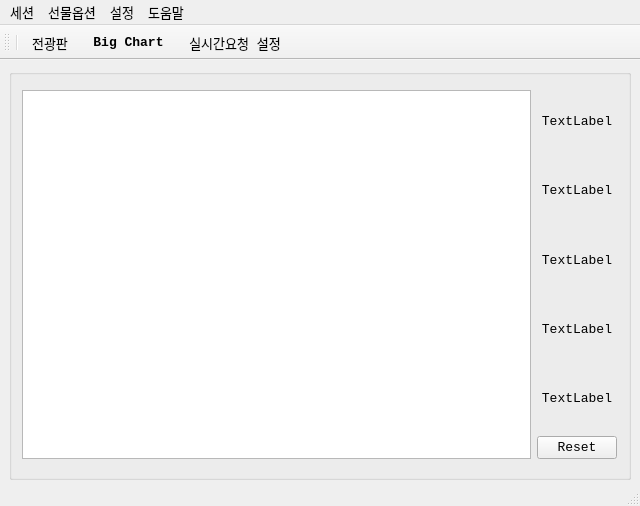
skygoldfish/SkyBot, file UI/skybot.ui: the form before one commit.
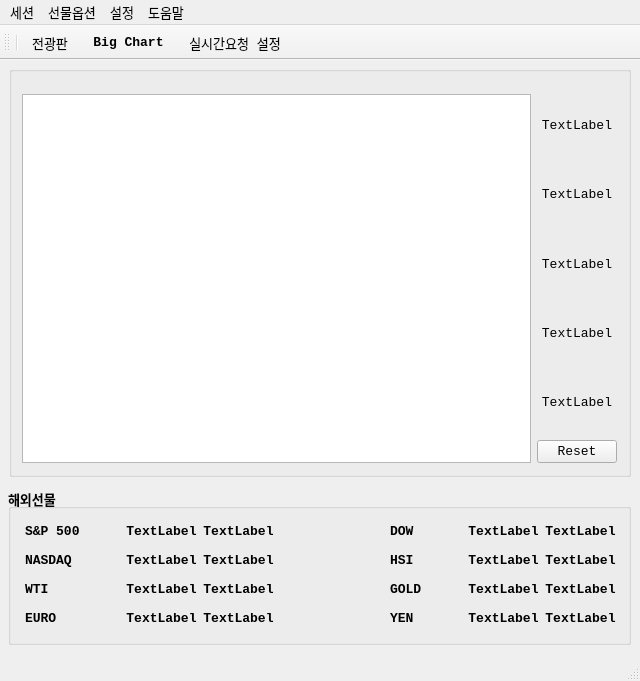
The form after the commit. Icons and pictures are not drawn.

The edit to the form file:
```diff
--- a/UI/skybot.ui
+++ b/UI/skybot.ui
@@ -7,7 +7,7 @@
     <x>0</x>
     <y>0</y>
     <width>640</width>
-    <height>506</height>
+    <height>681</height>
    </rect>
   </property>
   <property name="font">
@@ -28,7 +28,7 @@
     <property name="geometry">
      <rect>
       <x>9</x>
-      <y>9</y>
+      <y>6</y>
       <width>622</width>
       <height>411</height>
      </rect>
@@ -36,11 +36,11 @@
     <property name="title">
      <string/>
     </property>
-    <widget class="QWidget" name="">
+    <widget class="QWidget" name="layoutWidget">
      <property name="geometry">
       <rect>
        <x>13</x>
-       <y>21</y>
+       <y>28</y>
        <width>595</width>
        <height>369</height>
       </rect>
@@ -113,6 +113,410 @@
      </layout>
     </widget>
    </widget>
+   <widget class="QGroupBox" name="groupBox_2">
+    <property name="geometry">
+     <rect>
+      <x>8</x>
+      <y>428</y>
+      <width>623</width>
+      <height>157</height>
+     </rect>
+    </property>
+    <property name="font">
+     <font>
+      <weight>75</weight>
+      <bold>true</bold>
+     </font>
+    </property>
+    <property name="title">
+     <string>해외선물</string>
+    </property>
+    <widget class="QWidget" name="">
+     <property name="geometry">
+      <rect>
+       <x>17</x>
+       <y>32</y>
+       <width>591</width>
+       <height>110</height>
+      </rect>
+     </property>
+     <layout class="QHBoxLayout" name="horizontalLayout_10">
+      <item>
+       <layout class="QVBoxLayout" name="verticalLayout_2">
+        <item>
+         <layout class="QHBoxLayout" name="horizontalLayout_5">
+          <item>
+           <widget class="QLabel" name="label_sp500">
+            <property name="text">
+             <string>S&amp;P 500</string>
+            </property>
+           </widget>
+          </item>
+          <item>
+           <spacer name="horizontalSpacer_2">
+            <property name="orientation">
+             <enum>Qt::Horizontal</enum>
+            </property>
+            <property name="sizeHint" stdset="0">
+             <size>
+              <width>40</width>
+              <height>20</height>
+             </size>
+            </property>
+           </spacer>
+          </item>
+          <item>
+           <widget class="QLabel" name="label_sp500_low">
+            <property name="text">
+             <string>TextLabel</string>
+            </property>
+            <property name="alignment">
+             <set>Qt::AlignCenter</set>
+            </property>
+           </widget>
+          </item>
+          <item>
+           <widget class="QLabel" name="label_sp500_high">
+            <property name="text">
+             <string>TextLabel</string>
+            </property>
+            <property name="alignment">
+             <set>Qt::AlignCenter</set>
+            </property>
+           </widget>
+          </item>
+         </layout>
+        </item>
+        <item>
+         <layout class="QHBoxLayout" name="horizontalLayout_4">
+          <item>
+           <widget class="QLabel" name="label_nasdaq">
+            <property name="text">
+             <string>NASDAQ</string>
+            </property>
+           </widget>
+          </item>
+          <item>
+           <spacer name="horizontalSpacer_3">
+            <property name="orientation">
+             <enum>Qt::Horizontal</enum>
+            </property>
+            <property name="sizeHint" stdset="0">
+             <size>
+              <width>40</width>
+              <height>20</height>
+             </size>
+            </property>
+           </spacer>
+          </item>
+          <item>
+           <widget class="QLabel" name="label_nasdaq_low">
+            <property name="text">
+             <string>TextLabel</string>
+            </property>
+            <property name="alignment">
+             <set>Qt::AlignCenter</set>
+            </property>
+           </widget>
+          </item>
+          <item>
+           <widget class="QLabel" name="label_nasdaq_high">
+            <property name="text">
+             <string>TextLabel</string>
+            </property>
+            <property name="alignment">
+             <set>Qt::AlignCenter</set>
+            </property>
+           </widget>
+          </item>
+         </layout>
+        </item>
+        <item>
+         <layout class="QHBoxLayout" name="horizontalLayout_3">
+          <item>
+           <widget class="QLabel" name="label_wti">
+            <property name="text">
+             <string>WTI</string>
+            </property>
+           </widget>
+          </item>
+          <item>
+           <spacer name="horizontalSpacer_4">
+            <property name="orientation">
+             <enum>Qt::Horizontal</enum>
+            </property>
+            <property name="sizeHint" stdset="0">
+             <size>
+              <width>40</width>
+              <height>20</height>
+             </size>
+            </property>
+           </spacer>
+          </item>
+          <item>
+           <widget class="QLabel" name="label_wti_low">
+            <property name="text">
+             <string>TextLabel</string>
+            </property>
+            <property name="alignment">
+             <set>Qt::AlignCenter</set>
+            </property>
+           </widget>
+          </item>
+          <item>
+           <widget class="QLabel" name="label_wti_high">
+            <property name="text">
+             <string>TextLabel</string>
+            </property>
+            <property name="alignment">
+             <set>Qt::AlignCenter</set>
+            </property>
+           </widget>
+          </item>
+         </layout>
+        </item>
+        <item>
+         <layout class="QHBoxLayout" name="horizontalLayout_2">
+          <item>
+           <widget class="QLabel" name="label_euro">
+            <property name="text">
+             <string>EURO</string>
+            </property>
+           </widget>
+          </item>
+          <item>
+           <spacer name="horizontalSpacer_5">
+            <property name="orientation">
+             <enum>Qt::Horizontal</enum>
+            </property>
+            <property name="sizeHint" stdset="0">
+             <size>
+              <width>40</width>
+              <height>20</height>
+             </size>
+            </property>
+           </spacer>
+          </item>
+          <item>
+           <widget class="QLabel" name="label_euro_low">
+            <property name="text">
+             <string>TextLabel</string>
+            </property>
+            <property name="alignment">
+             <set>Qt::AlignCenter</set>
+            </property>
+           </widget>
+          </item>
+          <item>
+           <widget class="QLabel" name="label_euro_high">
+            <property name="text">
+             <string>TextLabel</string>
+            </property>
+            <property name="alignment">
+             <set>Qt::AlignCenter</set>
+            </property>
+           </widget>
+          </item>
+         </layout>
+        </item>
+       </layout>
+      </item>
+      <item>
+       <spacer name="horizontalSpacer">
+        <property name="orientation">
+         <enum>Qt::Horizontal</enum>
+        </property>
+        <property name="sizeHint" stdset="0">
+         <size>
+          <width>40</width>
+          <height>20</height>
+         </size>
+        </property>
+       </spacer>
+      </item>
+      <item>
+       <layout class="QVBoxLayout" name="verticalLayout_3">
+        <item>
+         <layout class="QHBoxLayout" name="horizontalLayout_9">
+          <item>
+           <widget class="QLabel" name="label_dow">
+            <property name="text">
+             <string>DOW</string>
+            </property>
+           </widget>
+          </item>
+          <item>
+           <spacer name="horizontalSpacer_6">
+            <property name="orientation">
+             <enum>Qt::Horizontal</enum>
+            </property>
+            <property name="sizeHint" stdset="0">
+             <size>
+              <width>40</width>
+              <height>20</height>
+             </size>
+            </property>
+           </spacer>
+          </item>
+          <item>
+           <widget class="QLabel" name="label_dow_low">
+            <property name="text">
+             <string>TextLabel</string>
+            </property>
+            <property name="alignment">
+             <set>Qt::AlignCenter</set>
+            </property>
+           </widget>
+          </item>
+          <item>
+           <widget class="QLabel" name="label_dow_high">
+            <property name="text">
+             <string>TextLabel</string>
+            </property>
+            <property name="alignment">
+             <set>Qt::AlignCenter</set>
+            </property>
+           </widget>
+          </item>
+         </layout>
+        </item>
+        <item>
+         <layout class="QHBoxLayout" name="horizontalLayout_8">
+          <item>
+           <widget class="QLabel" name="label_hsi">
+            <property name="text">
+             <string>HSI</string>
+            </property>
+           </widget>
+          </item>
+          <item>
+           <spacer name="horizontalSpacer_7">
+            <property name="orientation">
+             <enum>Qt::Horizontal</enum>
+            </property>
+            <property name="sizeHint" stdset="0">
+             <size>
+              <width>40</width>
+              <height>20</height>
+             </size>
+            </property>
+           </spacer>
+          </item>
+          <item>
+           <widget class="QLabel" name="label_hsi_low">
+            <property name="text">
+             <string>TextLabel</string>
+            </property>
+            <property name="alignment">
+             <set>Qt::AlignCenter</set>
+            </property>
+           </widget>
+          </item>
+          <item>
+           <widget class="QLabel" name="label_hsi_high">
+            <property name="text">
+             <string>TextLabel</string>
+            </property>
+            <property name="alignment">
+             <set>Qt::AlignCenter</set>
+            </property>
+           </widget>
+          </item>
+         </layout>
+        </item>
+        <item>
+         <layout class="QHBoxLayout" name="horizontalLayout_7">
+          <item>
+           <widget class="QLabel" name="label_gold">
+            <property name="text">
+             <string>GOLD</string>
+            </property>
+           </widget>
+          </item>
+          <item>
+           <spacer name="horizontalSpacer_8">
+            <property name="orientation">
+             <enum>Qt::Horizontal</enum>
+            </property>
+            <property name="sizeHint" stdset="0">
+             <size>
+              <width>40</width>
+              <height>20</height>
+             </size>
+            </property>
+           </spacer>
+          </item>
+          <item>
+           <widget class="QLabel" name="label_gold_low">
+            <property name="text">
+             <string>TextLabel</string>
+            </property>
+            <property name="alignment">
+             <set>Qt::AlignCenter</set>
+            </property>
+           </widget>
+          </item>
+          <item>
+           <widget class="QLabel" name="label_gold_high">
+            <property name="text">
+             <string>TextLabel</string>
+            </property>
+            <property name="alignment">
+             <set>Qt::AlignCenter</set>
+            </property>
+           </widget>
+          </item>
+         </layout>
+        </item>
+        <item>
+         <layout class="QHBoxLayout" name="horizontalLayout_6">
+          <item>
+           <widget class="QLabel" name="label_yen">
+            <property name="text">
+             <string>YEN</string>
+            </property>
+           </widget>
+          </item>
+          <item>
+           <spacer name="horizontalSpacer_9">
+            <property name="orientation">
+             <enum>Qt::Horizontal</enum>
+            </property>
+            <property name="sizeHint" stdset="0">
+             <size>
+              <width>40</width>
+              <height>20</height>
+             </size>
+            </property>
+           </spacer>
+          </item>
+          <item>
+           <widget class="QLabel" name="label_yen_low">
+            <property name="text">
+             <string>TextLabel</string>
+            </property>
+            <property name="alignment">
+             <set>Qt::AlignCenter</set>
+            </property>
+           </widget>
+          </item>
+          <item>
+           <widget class="QLabel" name="label_yen_high">
+            <property name="text">
+             <string>TextLabel</string>
+            </property>
+            <property name="alignment">
+             <set>Qt::AlignCenter</set>
+            </property>
+           </widget>
+          </item>
+         </layout>
+        </item>
+       </layout>
+      </item>
+     </layout>
+    </widget>
+   </widget>
   </widget>
   <widget class="QMenuBar" name="menubar">
    <property name="geometry">
```
